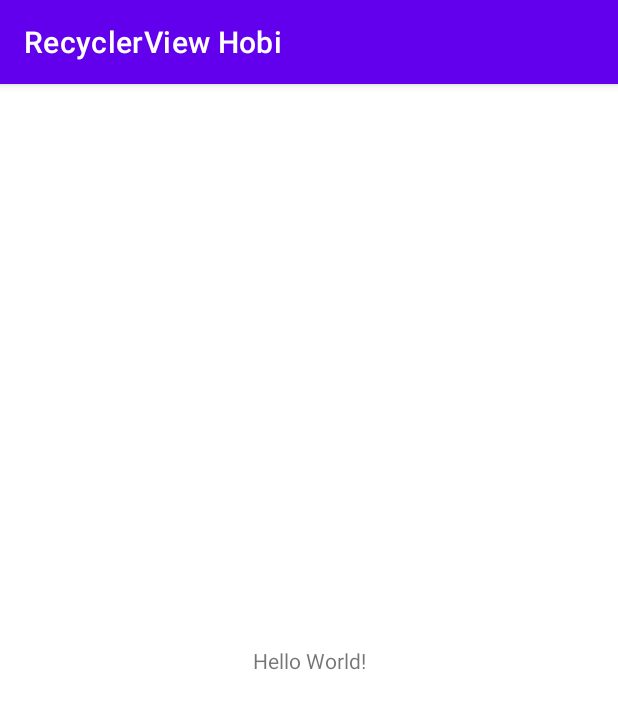
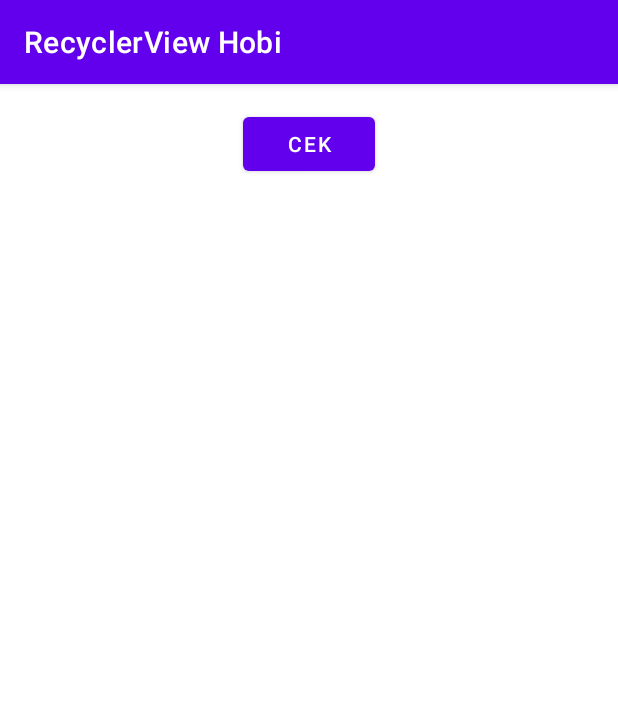
Before and after one commit to nurzainpradana/Recyclerview-Hobby, an Android app: the screen it shows after launch (MainActivity), on a phone screen of 412 x 824 dp. Shown: the top 709 px of the screen. Run offline under Robolectric (Android 15) with nearby library versions, the phone set to English and light mode, and no system bars.

Commit message:
buat recyclerview cuma masih ada error unresolved resource

```diff
--- a/app/src/main/java/com/zainpradana/belajarkotlin/recyclerviewhobi/MainActivity.kt
+++ b/app/src/main/java/com/zainpradana/belajarkotlin/recyclerviewhobi/MainActivity.kt
@@ -7,5 +7,7 @@ class MainActivity : AppCompatActivity() {
     override fun onCreate(savedInstanceState: Bundle?) {
         super.onCreate(savedInstanceState)
         setContentView(R.layout.activity_main)
+
+
     }
 }
--- /dev/null
+++ b/app/src/main/java/com/zainpradana/belajarkotlin/recyclerviewhobi/Model.kt
@@ -0,0 +1,3 @@
+package com.zainpradana.belajarkotlin.recyclerviewhobi
+
+data class Model(var title: String)
--- a/app/src/main/res/layout/activity_main.xml
+++ b/app/src/main/res/layout/activity_main.xml
@@ -1,18 +1,23 @@
 <?xml version="1.0" encoding="utf-8"?>
-<androidx.constraintlayout.widget.ConstraintLayout xmlns:android="http://schemas.android.com/apk/res/android"
+<LinearLayout xmlns:android="http://schemas.android.com/apk/res/android"
     xmlns:app="http://schemas.android.com/apk/res-auto"
     xmlns:tools="http://schemas.android.com/tools"
     android:layout_width="match_parent"
     android:layout_height="match_parent"
+    android:orientation="vertical"
     tools:context=".MainActivity">
 
-    <TextView
+    <androidx.recyclerview.widget.RecyclerView
+        android:id="@+id/recyclerView"
+        android:layout_width="match_parent"
+        android:layout_height="wrap_content"
+        tools:itemCount="5"
+        tools:listitem="@layout/list_item"/>
+    <Button
+        android:id="@+id/btn"
+        android:layout_height="wrap_content"
         android:layout_width="wrap_content"
-        android:layout_height="wrap_content"
-        android:text="Hello World!"
-        app:layout_constraintBottom_toBottomOf="parent"
-        app:layout_constraintLeft_toLeftOf="parent"
-        app:layout_constraintRight_toRightOf="parent"
-        app:layout_constraintTop_toTopOf="parent" />
-
-</androidx.constraintlayout.widget.ConstraintLayout>
+        android:layout_gravity="center_horizontal"
+        android:layout_marginTop="16dp"
+        android:text="Cek"/>
+</LinearLayout>
--- a/app/src/main/res/values/strings.xml
+++ b/app/src/main/res/values/strings.xml
@@ -1,3 +1,5 @@
 <resources>
     <string name="app_name">RecyclerView Hobi</string>
+    <string name="hobby">Hobby</string>
+    <string name="tes">Test</string>
 </resources>
```
Also changed, not shown: app/src/main/java/com/zainpradana/belajarkotlin/recyclerviewhobi/DataDummy.kt (added, +11 -0 lines), app/src/main/java/com/zainpradana/belajarkotlin/recyclerviewhobi/Extension.kt (added, +17 -0 lines), app/src/main/java/com/zainpradana/belajarkotlin/recyclerviewhobi/HobbyAdapter.kt (added, +43 -0 lines), app/src/main/res/layout/list_item.xml (added, +19 -0 lines).
